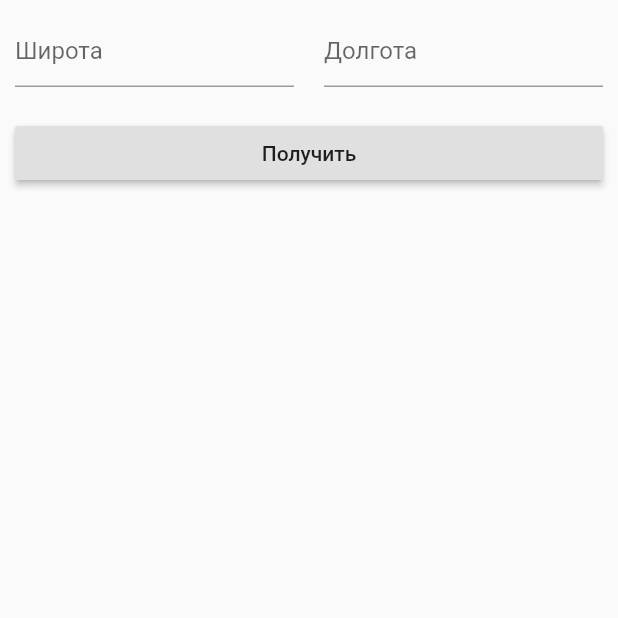
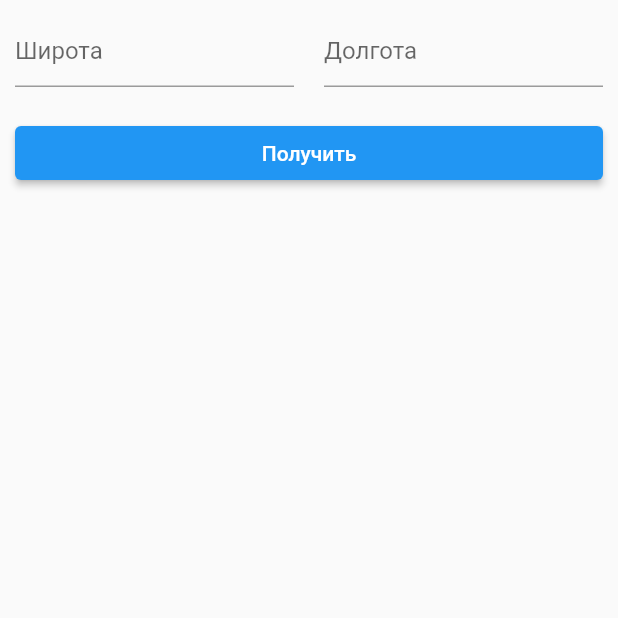
Before and after one commit to KistanovSerhii/ArduinoChessScaner, a Flutter app: the screen it shows after launch, on a phone screen of 412 x 824 dp, the top half of it. Run offline on Flutter 3.47's test engine with Material 2 defaults, Android fonts, the phone set to English and light mode, and no system bars; our stand-ins replace dio, flutter_mobx, mobx; generated files the repository leaves out were written again.

Commit message:
update dependancies for blue

```diff
--- a/flutter/lib/data/api/day/api_util.dart
+++ b/flutter/lib/data/api/day/api_util.dart
@@ -1,6 +1,6 @@
+import 'package:meta/meta.dart';
 import './request/get_day_body.dart';
 import './mapper/day_mapper.dart';
-import 'package:meta/meta.dart';
 import './service/sunrise_service.dart';
 import '../../../domain/models/day.dart';
 
--- a/flutter/lib/data/api/day/mapper/day_mapper.dart
+++ b/flutter/lib/data/api/day/mapper/day_mapper.dart
@@ -1,4 +1,4 @@
-import '../../../../data/api/day/model/api_day.dart';
+import '../model/api_day.dart';
 import '../../../../domain/models/day.dart';
 
 class DayMapper {
--- a/flutter/lib/data/api/day/service/sunrise_service.dart
+++ b/flutter/lib/data/api/day/service/sunrise_service.dart
@@ -1,6 +1,6 @@
 import 'package:dio/dio.dart';
-import '../../../../data/api/day/model/api_day.dart';
-import '../../../../data/api/day/request/get_day_body.dart';
+import '../model/api_day.dart';
+import '../request/get_day_body.dart';
 
 class SunriseService {
   static const _BASE_URL = 'https://api.sunrise-sunset.org';
--- a/flutter/lib/internal/application.dart
+++ b/flutter/lib/internal/application.dart
@@ -1,5 +1,5 @@
 import 'package:flutter/material.dart';
-import '../../../presentation/home.dart';
+import '../presentation/home.dart';
 
 class Application extends StatelessWidget {
   @override
--- a/flutter/lib/internal/dependencies/api_module.dart
+++ b/flutter/lib/internal/dependencies/api_module.dart
@@ -1,5 +1,5 @@
 import '../../data/api/day/api_util.dart';
-import '../../../data/api/day/service/sunrise_service.dart';
+import '../../data/api/day/service/sunrise_service.dart';
 
 class ApiModule {
   static ApiUtil _apiUtil;
--- a/flutter/lib/internal/dependencies/home_module.dart
+++ b/flutter/lib/internal/dependencies/home_module.dart
@@ -1,5 +1,5 @@
-import '../../../domain/state/home/home_state.dart';
-import '../../../internal/dependencies/repository_module.dart';
+import '../../domain/state/home/home_state.dart';
+import './repository_module.dart';
 
 class HomeModule {
   static HomeState homeState() {
--- a/flutter/lib/internal/dependencies/repository_module.dart
+++ b/flutter/lib/internal/dependencies/repository_module.dart
@@ -1,8 +1,6 @@
 import '../../data/repositories/day/day_data_repository.dart';
 import '../../domain/repositories/day_repository.dart';
 import './api_module.dart';
-
-import 'api_module.dart';
 
 class RepositoryModule {
   static DayRepository _dayRepository;
--- a/flutter/lib/main.dart
+++ b/flutter/lib/main.dart
@@ -1,5 +1,4 @@
 import 'package:flutter/material.dart';
-
 import 'internal/application.dart';
 
 void main() {
--- a/flutter/lib/presentation/home.dart
+++ b/flutter/lib/presentation/home.dart
@@ -1,7 +1,7 @@
 import 'package:flutter/material.dart';
 import 'package:flutter_mobx/flutter_mobx.dart';
-import '../../../domain/state/home/home_state.dart';
-import '../../../internal/dependencies/home_module.dart';
+import '../domain/state/home/home_state.dart';
+import '../internal/dependencies/home_module.dart';
 
 class Home extends StatefulWidget {
   @override
@@ -39,7 +39,7 @@ class _HomeState extends State<Home> {
           children: [
             _getRowInput(),
             SizedBox(height: 20),
-            RaisedButton(
+            ElevatedButton(
               child: Text('Получить'),
               onPressed: _getDay,
             ),
```
Also changed, not shown: flutter/pubspec.yaml (+9 -8 lines), 1 other file.
